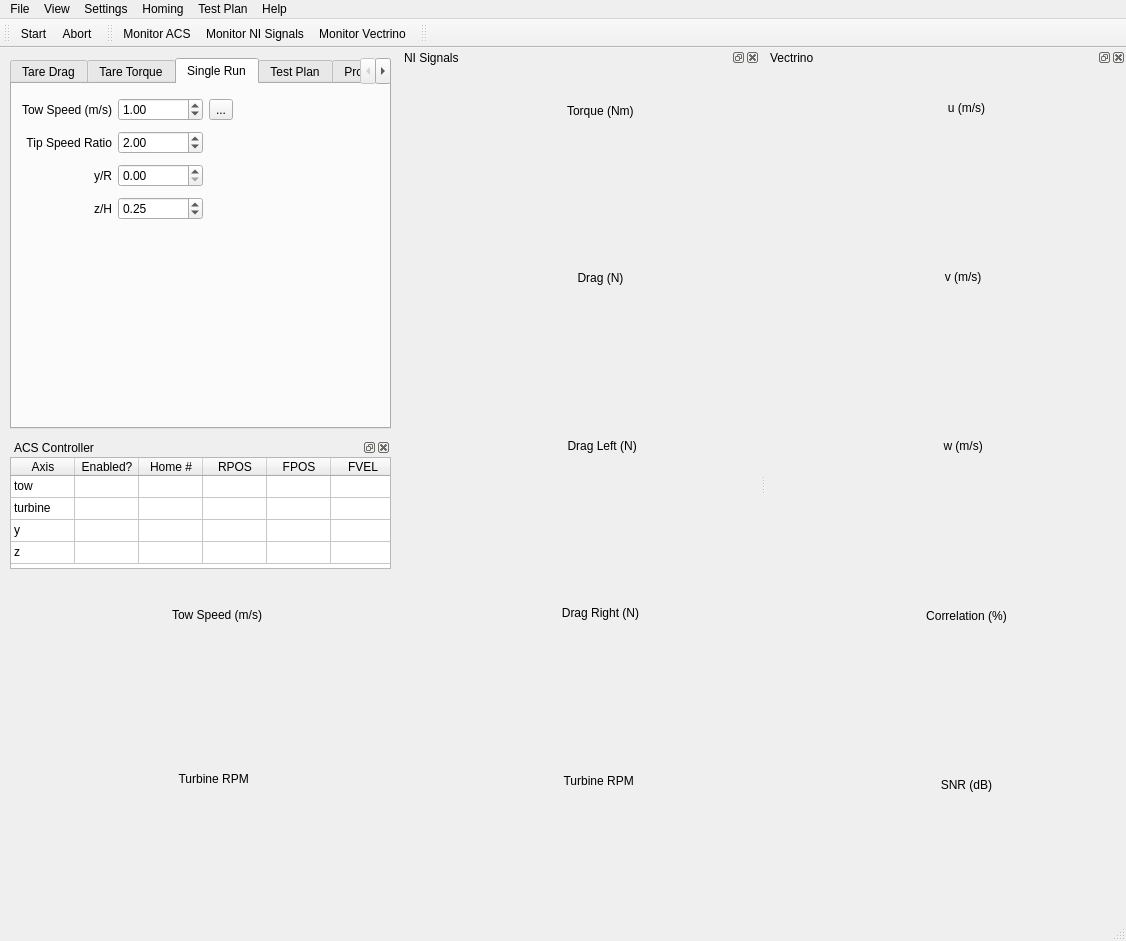
Qt form mainwindow.ui (petebachant/TurbineDAQ) before a commit.
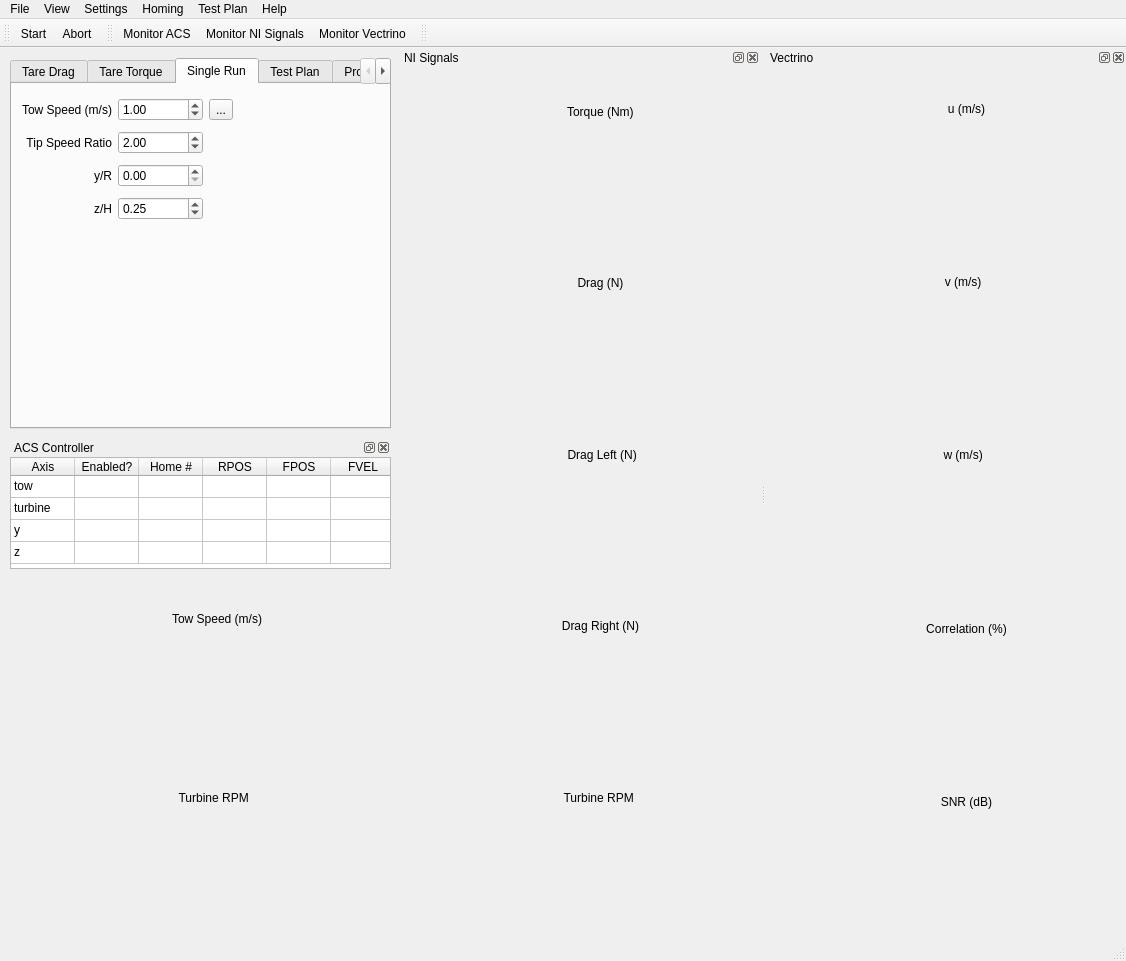
The same form after that commit. Icons and pictures are not drawn. Custom widgets are drawn as their Qt base class.

What changed in the file:
```diff
--- a/mainwindow.ui
+++ b/mainwindow.ui
@@ -7,7 +7,7 @@
     <x>0</x>
     <y>0</y>
     <width>1126</width>
-    <height>941</height>
+    <height>961</height>
    </rect>
   </property>
   <property name="windowTitle">
@@ -601,7 +601,7 @@
       <x>400</x>
       <y>0</y>
       <width>360</width>
-      <height>861</height>
+      <height>891</height>
      </rect>
     </property>
     <property name="minimumSize">
@@ -626,7 +626,7 @@
         <x>10</x>
         <y>5</y>
         <width>341</width>
-        <height>831</height>
+        <height>851</height>
        </rect>
       </property>
       <layout class="QVBoxLayout" name="verticalLayout_2">
@@ -725,7 +725,7 @@
       <x>10</x>
       <y>390</y>
       <width>381</width>
-      <height>471</height>
+      <height>501</height>
      </rect>
     </property>
     <property name="floating">
@@ -741,7 +741,7 @@
         <x>0</x>
         <y>120</y>
         <width>371</width>
-        <height>321</height>
+        <height>351</height>
        </rect>
       </property>
       <layout class="QVBoxLayout" name="verticalLayout">
@@ -1031,7 +1031,7 @@
        <x>10</x>
        <y>1</y>
        <width>341</width>
-       <height>841</height>
+       <height>861</height>
       </rect>
      </property>
      <layout class="QVBoxLayout" name="verticalLayout_3">
```
